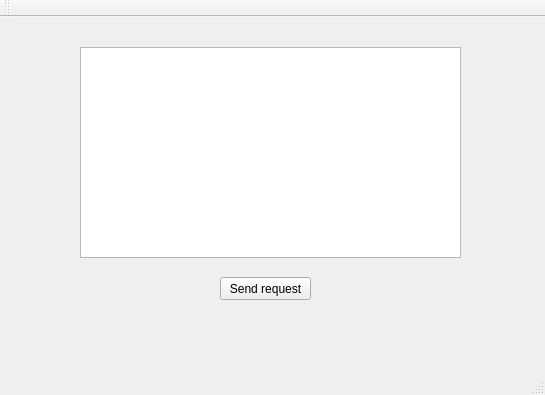
This is mainwindow.ui in AlexRNL/qt-betaseries as Qt 5 draws it before an edit. The edited form follows.
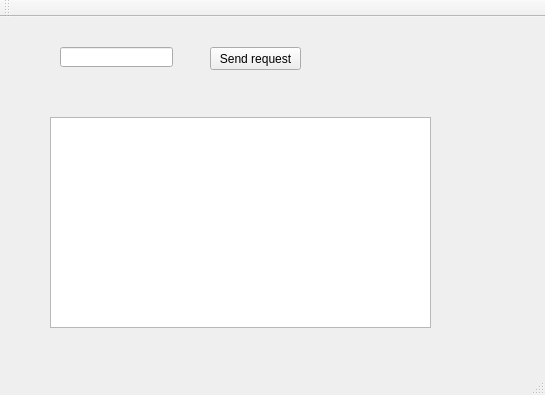
This is the edited form.

The edit to the form file:
```diff
--- a/mainwindow.ui
+++ b/mainwindow.ui
@@ -20,8 +20,8 @@
     </property>
     <property name="geometry">
      <rect>
-      <x>220</x>
-      <y>260</y>
+      <x>210</x>
+      <y>30</y>
       <width>91</width>
       <height>23</height>
      </rect>
@@ -33,13 +33,23 @@
    <widget class="QTextEdit" name="_result">
     <property name="geometry">
      <rect>
-      <x>80</x>
-      <y>30</y>
+      <x>50</x>
+      <y>100</y>
       <width>381</width>
       <height>211</height>
      </rect>
     </property>
    </widget>
+   <widget class="QLineEdit" name="searchInput">
+    <property name="geometry">
+     <rect>
+      <x>60</x>
+      <y>30</y>
+      <width>113</width>
+      <height>20</height>
+     </rect>
+    </property>
+   </widget>
   </widget>
   <widget class="QMenuBar" name="menuBar">
    <property name="geometry">
```
